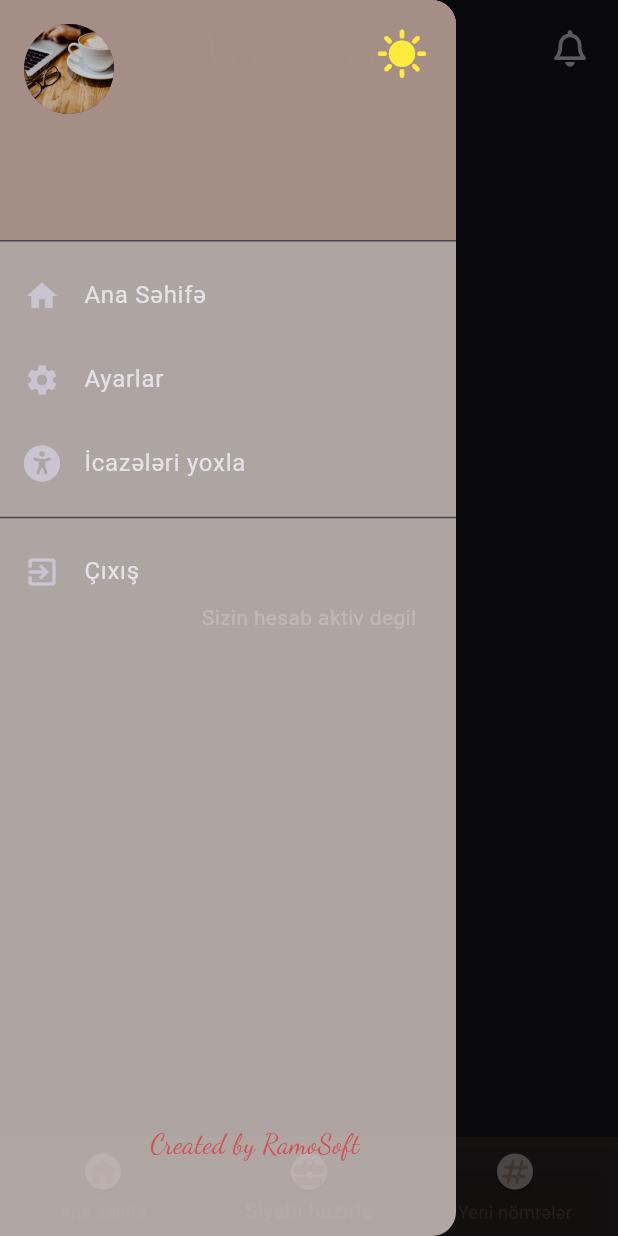
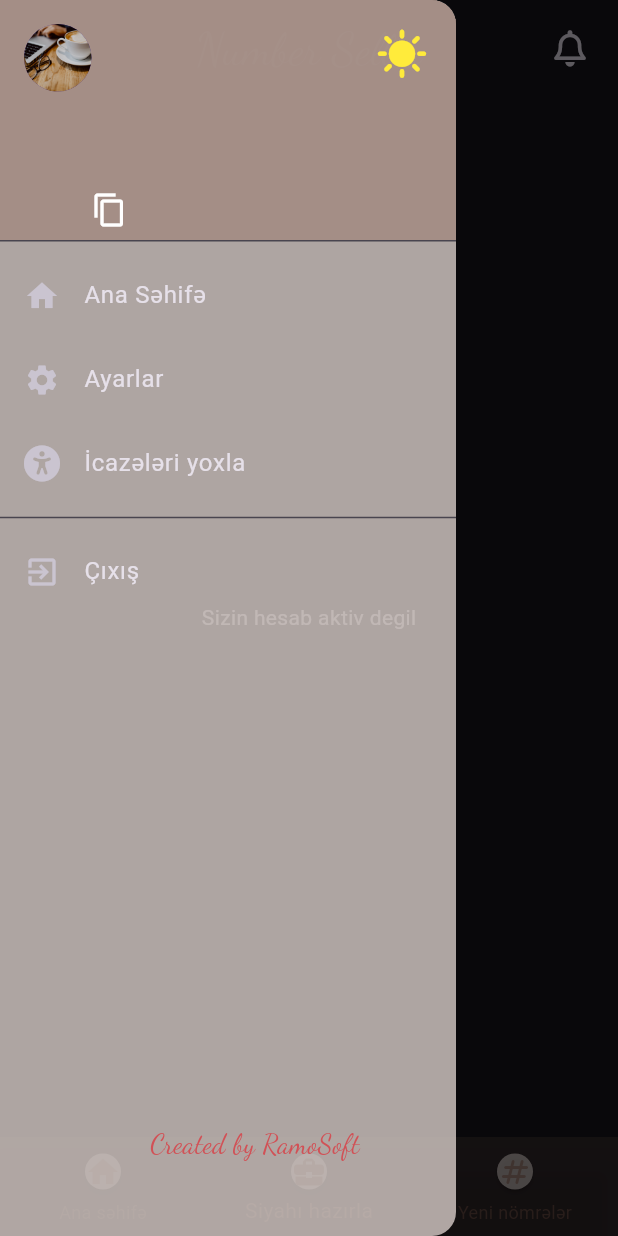
Before and after one commit to ramo828/numb_v4, a Flutter app: the home_page screen opened directly, item 2 of the bottom bar chosen, with the side drawer open, on a phone screen of 412 x 824 dp. Run offline on Flutter 3.47's test engine with Material 3 defaults, Android fonts, the phone set to English and light mode, and no system bars; our stand-ins replace cloud_firestore, device_info_plus, dots_indicator, file_picker, firebase_auth, firebase_core and 8 more; missing offline and left inert: beautiful_soup_dart, clipboard; accounts and stored records are empty; network calls fail.

```diff
--- a/lib/pages/work_home.dart
+++ b/lib/pages/work_home.dart
@@ -5,7 +5,6 @@ import 'dart:io';
 
 import 'package:cloud_firestore/cloud_firestore.dart';
 import 'package:font_awesome_flutter/font_awesome_flutter.dart';
-import 'package:number_seller/pages/active_numbers/active_main.dart';
 import 'package:number_seller/pages/new_numbers/nn_page.dart';
 // import 'package:number_seller/pages/new_numbers/nn_page.dart';
 import 'package:number_seller/pages/notification_page.dart';
@@ -20,6 +19,7 @@ import 'package:number_seller/pages/number_/models/model_theme.dart';
 import 'package:firebase_auth/firebase_auth.dart';
 import 'package:flutter/material.dart';
 import 'package:provider/provider.dart';
+import 'package:clipboard/clipboard.dart';
 import 'login_page.dart';
 
 int _currentIndex = 0;
@@ -164,6 +164,11 @@ class _home_pageState extends State<home_page> {
     super.dispose();
   }
 
+  void kopyala() {
+    FlutterClipboard.copy(_deviceID)
+        .then((value) => print('Metin kopyalandı: $_deviceID'));
+  }
+
   @override
   Widget build(BuildContext context) {
     final statusProv = Provider.of<statusProvider>(context, listen: false);
@@ -195,7 +200,6 @@ class _home_pageState extends State<home_page> {
               padding: EdgeInsets.zero,
               children: <Widget>[
                 UserAccountsDrawerHeader(
-                  // otherAccountsPicturesSize: const Size.square(63),
                   otherAccountsPictures: [
                     GestureDetector(
                       child: Icon(
@@ -217,22 +221,28 @@ class _home_pageState extends State<home_page> {
                       },
                     )
                   ],
-                  currentAccountPictureSize: const Size(60, 60),
+                  currentAccountPictureSize: const Size(45, 45),
                   decoration: BoxDecoration(
                     color: darkTheme
                         ? Colors.brown.shade300.withOpacity(0.8)
                         : Colors.black38, // Arka plan rengi
                   ),
-                  accountName: Text(
+                  accountName: Padding(
+                    padding: const EdgeInsets.all(5.0),
+                    child: Text(
                       "$_name $_surname",
                       style: TextStyle(
                         color: !darkTheme ? Colors.white : Colors.black45,
                         fontFamily: 'Handwriting',
                         fontWeight: FontWeight.bold,
-                      fontSize: 20,
+                        fontSize: 18,
                       ),
                     ),
-                  accountEmail: Text(
+                  ),
+                  accountEmail: Column(
+                    mainAxisAlignment: MainAxisAlignment.start,
+                    children: [
+                      Text(
                         _email,
                         style: TextStyle(
                           color: !darkTheme ? Colors.white : Colors.black45,
@@ -240,6 +250,37 @@ class _home_pageState extends State<home_page> {
                           fontWeight: FontWeight.bold,
                           fontSize: 15,
                         ),
+                      ),
+                      Row(
+                        children: [
+                          Padding(
+                            padding: const EdgeInsets.only(left: 40),
+                            child: Text(
+                              "$_deviceID",
+                              style: TextStyle(
+                                color:
+                                    !darkTheme ? Colors.white : Colors.black45,
+                                fontFamily: 'Lobster',
+                                fontWeight: FontWeight.bold,
+                                fontSize: 10,
+                              ),
+                            ),
+                          ),
+                          Padding(
+                            padding: EdgeInsets.only(left: 5),
+                            child: GestureDetector(
+                              onTap: () {
+                                kopyala();
+                                showSnackBar(context, "ID kopyalandı", 2);
+                              },
+                              child: const Icon(
+                                Icons.copy,
+                              ),
+                            ),
+                          ),
+                        ],
+                      ),
+                    ],
                   ),
                   currentAccountPicture: const CircleAvatar(
                     radius: 100,
--- a/pubspec.yaml
+++ b/pubspec.yaml
@@ -63,7 +63,7 @@ dependencies:
   logger:
   firebase_storage: ^11.2.8
   file_picker:
-
+  clipboard:
 dev_dependencies:
   flutter_test:
     sdk: flutter
```
Also changed, not shown: pubspec.lock. Lines whose indentation alone changed are shown as unchanged.
